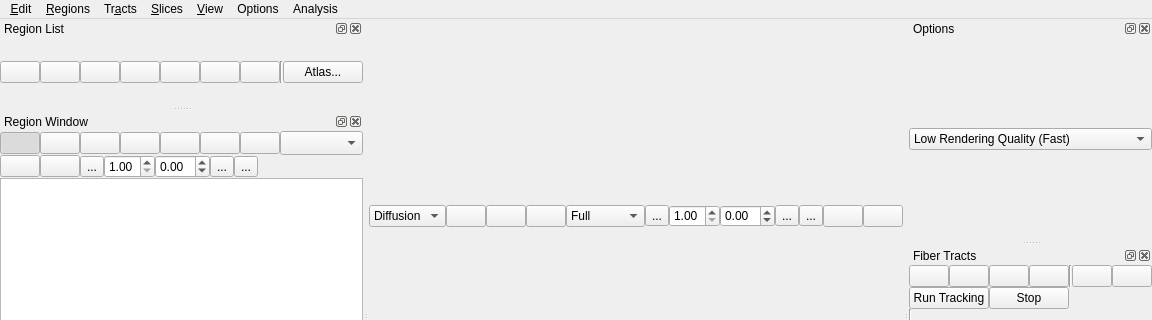
First picture: the form in tracking/tracking_window.ui, repository frankyeh/DSI-Studio, before the edit; both pictures show x 0 to 1152 and y 0 to 320 of the 1152 by 644 pixel window.
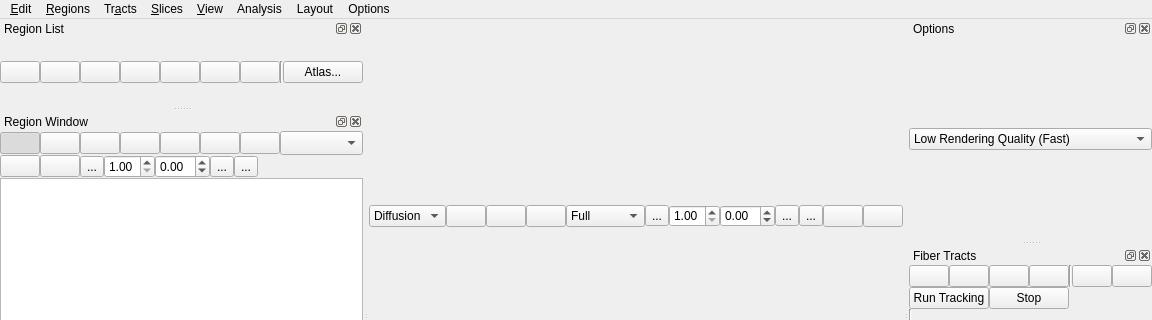
Second picture: the form after the edit. Icons and pictures are not drawn. Custom widgets are drawn as their Qt base class.

```diff
--- a/tracking/tracking_window.ui
+++ b/tracking/tracking_window.ui
@@ -1228,13 +1228,21 @@
     <addaction name="actionQuality_Assessment"/>
     <addaction name="actionImprove_Quality"/>
    </widget>
+   <widget class="QMenu" name="menuLayout">
+    <property name="title">
+     <string>Layout</string>
+    </property>
+    <addaction name="actionRestore_window_layout"/>
+    <addaction name="actionFloat_3D_window"/>
+   </widget>
    <addaction name="menu_Edit"/>
    <addaction name="menuRegions"/>
    <addaction name="menuTracts"/>
    <addaction name="menu_Slices"/>
    <addaction name="menu_View"/>
-   <addaction name="menuTools"/>
    <addaction name="menuAnalysis"/>
+   <addaction name="menuLayout"/>
+   <addaction name="menuTools"/>
   </widget>
   <widget class="QDockWidget" name="TractWidgetHolder">
    <property name="sizePolicy">
```
Left out of the diff: 9 changed lines with no effect on the pictures.
